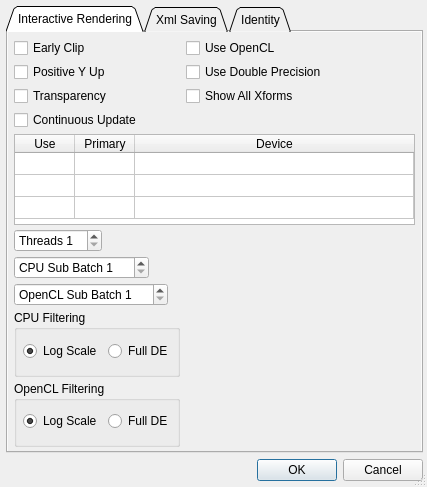
Qt form Source/Fractorium/OptionsDialog.ui (iznotek/fractorium) before a commit.
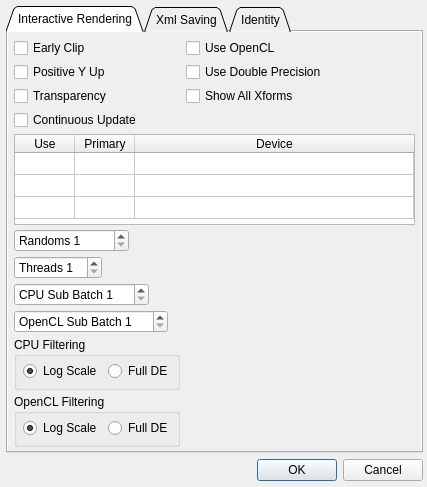
The same form after that commit. Custom widgets are drawn as their Qt base class.

Commit message: --User changes  -Add a new dialog for editing QSS stylesheets. Allow for saving, reloading and setting styles as default.   --Include a dark style with the installation called dark.qss.   --Also add support for themes such as Fusion.   --Resize some controls to better fit with the new style.  -Add an option to specify the number of random embers generated on startup. 1 is the minimum and the default.

Diff of the .ui file:
```diff
--- a/Source/Fractorium/OptionsDialog.ui
+++ b/Source/Fractorium/OptionsDialog.ui
@@ -32,7 +32,7 @@
    <string>Options</string>
   </property>
   <property name="sizeGripEnabled">
-   <bool>true</bool>
+   <bool>false</bool>
   </property>
   <layout class="QVBoxLayout" name="verticalLayout">
    <property name="leftMargin">
@@ -257,7 +257,7 @@
          </column>
         </widget>
        </item>
-       <item row="7" column="0">
+       <item row="8" column="0">
         <widget class="QSpinBox" name="ThreadCountSpin">
          <property name="toolTip">
           <string>&lt;html&gt;&lt;head/&gt;&lt;body&gt;&lt;p&gt;The number of threads to use with CPU rendering.&lt;/p&gt;&lt;p&gt;Decrease for more responsive editing, increase for better performance.&lt;/p&gt;&lt;/body&gt;&lt;/html&gt;</string>
@@ -273,7 +273,7 @@
          </property>
         </widget>
        </item>
-       <item row="8" column="0">
+       <item row="9" column="0">
         <widget class="QSpinBox" name="CpuSubBatchSpin">
          <property name="toolTip">
           <string>The number of 10,000 iteration chunks ran per thread on the CPU
@@ -290,7 +290,7 @@
          </property>
         </widget>
        </item>
-       <item row="9" column="0">
+       <item row="10" column="0">
         <widget class="QSpinBox" name="OpenCLSubBatchSpin">
          <property name="toolTip">
           <string>The number of ~8M iteration chunks ran using OpenCL
@@ -307,7 +307,7 @@
          </property>
         </widget>
        </item>
-       <item row="10" column="0">
+       <item row="11" column="0">
         <widget class="QGroupBox" name="InteraciveCpuFilteringGroupBox">
          <property name="title">
           <string>CPU Filtering</string>
@@ -354,7 +354,7 @@
          </layout>
         </widget>
        </item>
-       <item row="11" column="0">
+       <item row="12" column="0">
         <widget class="QGroupBox" name="InteraciveGpuFilteringGroupBox">
          <property name="title">
           <string>OpenCL Filtering</string>
@@ -398,6 +398,22 @@
          </layout>
         </widget>
        </item>
+       <item row="7" column="0">
+        <widget class="QSpinBox" name="RandomCountSpin">
+         <property name="toolTip">
+          <string>&lt;html&gt;&lt;head/&gt;&lt;body&gt;&lt;p&gt;The number of random flames to generate on startup.&lt;/p&gt;&lt;p&gt;These are usually of low quality, so leave the count as 1 unless you are searching for good randoms.&lt;/p&gt;&lt;/body&gt;&lt;/html&gt;</string>
+         </property>
+         <property name="prefix">
+          <string>Randoms </string>
+         </property>
+         <property name="minimum">
+          <number>1</number>
+         </property>
+         <property name="maximum">
+          <number>99999</number>
+         </property>
+        </widget>
+       </item>
       </layout>
      </widget>
      <widget class="QWidget" name="OptionsXmlSavingTab">
```
Left out of the diff: 11 changed lines with no effect on the pictures. The commit also changes 64 other files.
